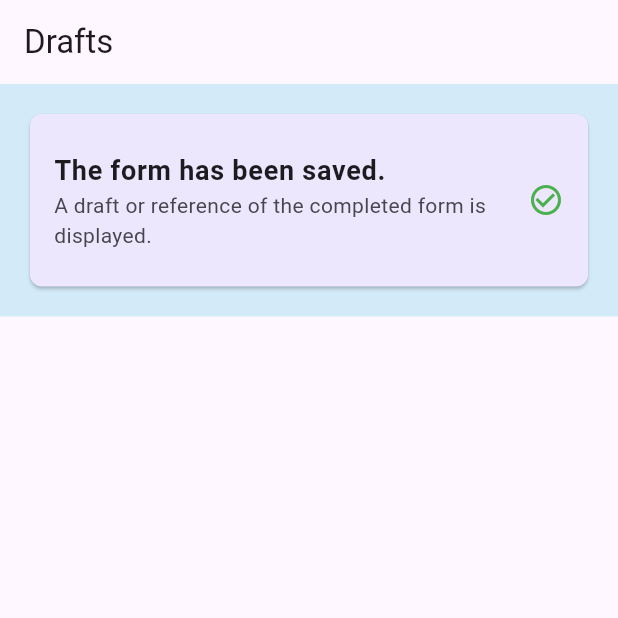
After one commit to RobertoAnguloDeveloper/cmms_flutter_app, a Flutter app: the DraftsScreen screen opened directly, on a phone screen of 412 x 824 dp, the top half of it. The commit adds this screen. Run offline on Flutter 3.47's test engine with Material 3 defaults, Android fonts, the phone set to English and light mode, and no system bars; our stand-ins replace flutter_form_builder, font_awesome_flutter, open_file, shared_preferences; accounts and stored records are empty.

Commit message:
ultima actualizacion de esta rama para la reunion

```diff
--- /dev/null
+++ b/lib/screens/DraftsScreen.dart
@@ -0,0 +1,40 @@
+import 'package:flutter/material.dart';
+
+class DraftsScreen extends StatelessWidget {
+  const DraftsScreen({Key? key}) : super(key: key);
+
+  @override
+  Widget build(BuildContext context) {
+    return Scaffold(
+      appBar: AppBar(
+        title: const Text("Drafts"),
+      ),
+      body: Container(
+        // Fondo claro, similar a tu pantalla principal
+        color: const Color.fromARGB(255, 211, 234, 248),
+        padding: const EdgeInsets.all(16.0),
+        child: Card(
+          // Tarjeta con un color suave de fondo
+          color: const Color.fromARGB(255, 237, 231, 253),
+          shape: RoundedRectangleBorder(
+            borderRadius: BorderRadius.circular(8.0),
+          ),
+          child: ListTile(
+            contentPadding: const EdgeInsets.all(16.0),
+            title: const Text(
+              "The form has been saved.",
+              style: TextStyle(
+                fontSize: 18,
+                fontWeight: FontWeight.bold,
+              ),
+            ),
+            subtitle: const Text(
+              "A draft or reference of the completed form is displayed.",
+            ),
+            trailing: const Icon(Icons.check_circle_outline, color: Colors.green),
+          ),
+        ),
+      ),
+    );
+  }
+}
--- a/lib/screens/modules/submission_management/QuestionsAnswerScreen.dart
+++ b/lib/screens/modules/submission_management/QuestionsAnswerScreen.dart
@@ -216,6 +216,7 @@ class _QuestionsAnswerScreenState extends State<QuestionsAnswerScreen> {
   }
 }*/
 
+import 'package:intl/intl.dart';
 /*
 import 'package:flutter/material.dart';
 import 'package:intl/intl.dart';
@@ -465,7 +466,6 @@ class _QuestionsAnswerScreenState extends State<QuestionsAnswerScreen> {
 }*/
 
 import 'package:flutter/material.dart';
-import 'package:intl/intl.dart';
 import '../../../components/drawer_menu/DrawerMenu.dart';
 import '../../../models/Permission_set.dart';
 import '../../../services/api_model_services/api_form_services/AnswerApiService.dart';
@@ -485,6 +485,7 @@ class QuestionsAnswerScreen extends StatefulWidget {
     this.formDescription,
     required this.permissionSet,
     required this.sessionData,
+
   }) : super(key: key);
 
   @override
```
Also changed, not shown: lib/components/drawer_menu/DrawerMenu.dart (+13 -1 lines), lib/services/api_model_services/api_form_services/QuestionApiService.dart (+36 -2 lines).
